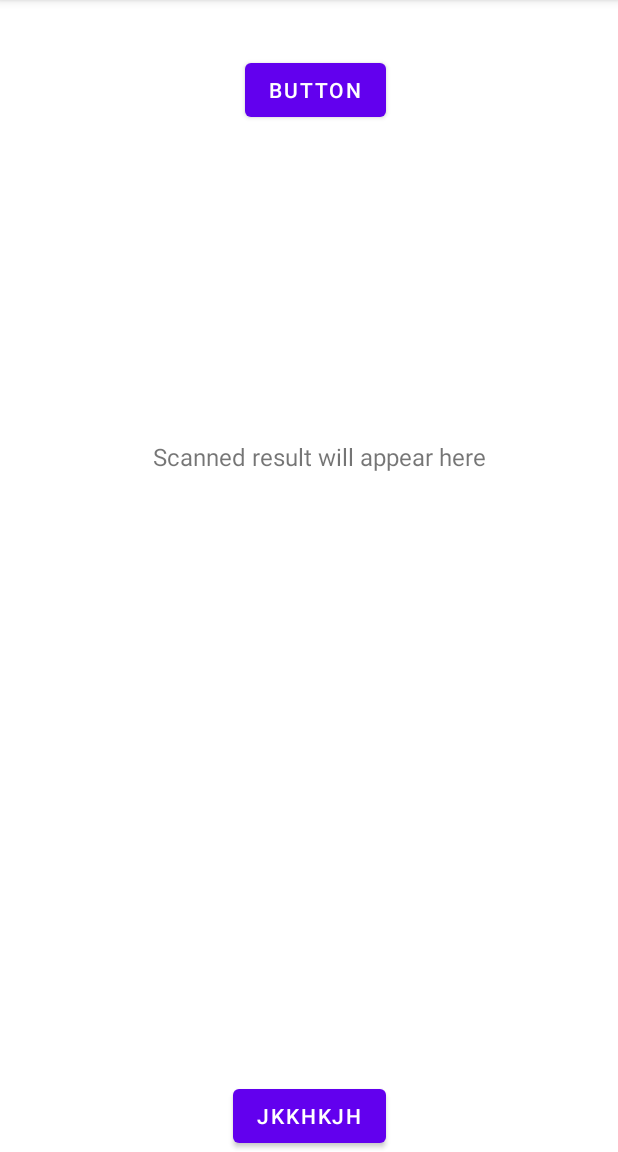
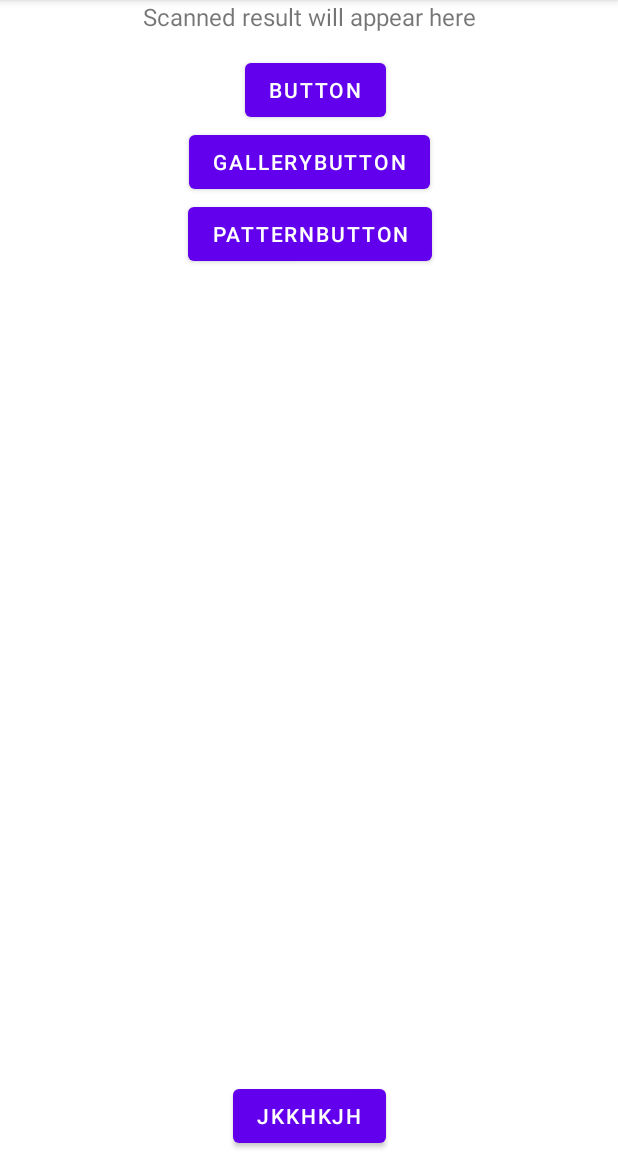
Before and after one commit to viltskaa/MetisAndroid, an Android app: the screen it shows after launch (MainActivity), on a phone screen of 412 x 824 dp, the part 84-1236 px from its top. Run offline under Robolectric (Android 15) with nearby library versions, the phone set to English and light mode, and no system bars.

Commit message:
search similar table and add pattern table

```diff
--- a/app/src/main/java/com/example/metis/api/ApiService.java
+++ b/app/src/main/java/com/example/metis/api/ApiService.java
@@ -18,4 +18,7 @@ public interface ApiService {
 
     @POST("processing_cv")
     Call<ResponseBody> processImage(@Body RequestBody requestBody);
+
+    @POST("add_pattern")
+    Call<ResponseBody> addPattern(@Body RequestBody requestBody);
 }
--- a/app/src/main/res/layout/activity_my_camera.xml
+++ b/app/src/main/res/layout/activity_my_camera.xml
@@ -18,14 +18,13 @@
 
     <ImageView
         android:id="@+id/imageView1"
-        android:layout_width="316dp"
-        android:layout_height="335dp"
+        android:layout_width="385dp"
+        android:layout_height="489dp"
         app:layout_constraintBottom_toBottomOf="parent"
         app:layout_constraintEnd_toEndOf="parent"
-        app:layout_constraintHorizontal_bias="0.497"
         app:layout_constraintStart_toStartOf="parent"
         app:layout_constraintTop_toTopOf="parent"
-        app:layout_constraintVertical_bias="0.799"
+        app:layout_constraintVertical_bias="0.801"
         tools:ignore="MissingConstraints" />
 
     <Button
@@ -40,6 +39,32 @@
         app:layout_constraintTop_toTopOf="parent"
         tools:ignore="MissingConstraints" />
 
+    <Button
+        android:id="@+id/galleryButton"
+        android:layout_width="wrap_content"
+        android:layout_height="wrap_content"
+        android:layout_marginTop="0dp"
+        android:layout_marginBottom="0dp"
+        android:text="@string/gallerybutton"
+        app:layout_constraintBottom_toTopOf="@+id/textView"
+        app:layout_constraintEnd_toEndOf="parent"
+        app:layout_constraintStart_toStartOf="parent"
+        app:layout_constraintTop_toBottomOf="@+id/button"
+        app:layout_constraintVertical_bias="0.0"
+        tools:ignore="MissingConstraints" />
+
+    <Button
+        android:id="@+id/patternButton"
+        android:layout_width="wrap_content"
+        android:layout_height="wrap_content"
+        android:text="@string/patternbutton"
+        app:layout_constraintBottom_toTopOf="@+id/textView"
+        app:layout_constraintEnd_toEndOf="parent"
+        app:layout_constraintHorizontal_bias="0.502"
+        app:layout_constraintStart_toStartOf="parent"
+        app:layout_constraintTop_toBottomOf="@+id/galleryButton"
+        app:layout_constraintVertical_bias="0.0" />
+
     <TextView
         android:id="@+id/textView"
         android:layout_width="wrap_content"
@@ -48,26 +73,11 @@
         android:layout_centerHorizontal="true"
         android:text="@string/scanned_result_will_appear_here"
         android:textSize="16sp"
-        app:layout_constraintBottom_toBottomOf="parent"
+        app:layout_constraintBottom_toBottomOf="@+id/patternButton"
         app:layout_constraintEnd_toEndOf="parent"
-        app:layout_constraintHorizontal_bias="0.536"
         app:layout_constraintStart_toStartOf="parent"
         app:layout_constraintTop_toTopOf="parent"
-        app:layout_constraintVertical_bias="0.393" />
-
-    <Button
-        android:id="@+id/galleryButton"
-        android:layout_width="wrap_content"
-        android:layout_height="wrap_content"
-        android:layout_marginTop="115dp"
-        android:layout_marginBottom="108dp"
-        android:text="@string/gallerybutton"
-        app:layout_constraintBottom_toTopOf="@+id/textView"
-        app:layout_constraintEnd_toEndOf="parent"
-        app:layout_constraintStart_toStartOf="parent"
-        app:layout_constraintTop_toBottomOf="@+id/button"
-        app:layout_constraintVertical_bias="0.0"
-        tools:ignore="MissingConstraints" />
+        app:layout_constraintVertical_bias="0.0" />
 
 
 </androidx.constraintlayout.widget.ConstraintLayout>
--- a/app/src/main/res/values/strings.xml
+++ b/app/src/main/res/values/strings.xml
@@ -5,4 +5,5 @@
     <string name="button">Button</string>
     <string name="jkkhkjh">jkkhkjh</string>
     <string name="gallerybutton">GalleryButton</string>
+    <string name="patternbutton">PatternButton</string>
 </resources>
```
Also changed, not shown: app/src/main/java/com/example/metis/MainActivity.java (+19 -1 lines), app/src/main/java/com/example/metis/api/PythonApi.java (+60 -0 lines).
